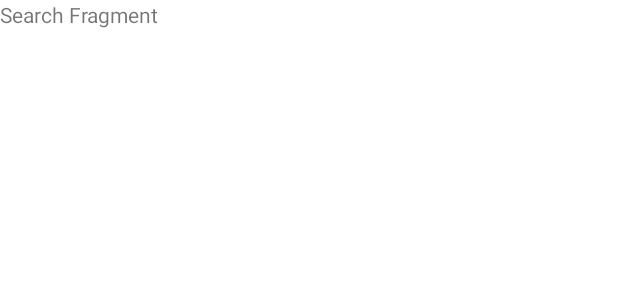
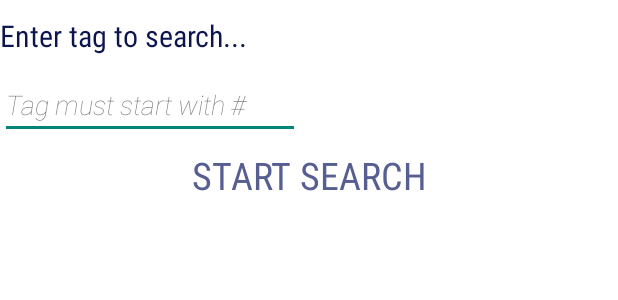
Before and after one commit to EStotskaya/Idee, an Android app: the layout fragment_search.xml on its own in the app's theme, with its tools: preview values and no code run, on a phone screen of 412 x 824 dp. Shown: the top 300 px of the screen. Run offline under Robolectric (Android 15) with nearby library versions, the phone set to English and light mode, and no system bars.

Commit message:
idea saves to local DB in offline mode; search fragment layout; added GSON

```diff
--- a/android/app/build.gradle
+++ b/android/app/build.gradle
@@ -23,4 +23,5 @@ dependencies {
     compile fileTree(dir: 'libs', include: ['*.jar'])
     compile 'com.android.support:appcompat-v7:23.1.1'
     compile 'com.jakewharton:butterknife:7.0.1'
+    compile 'com.google.code.gson:gson:2.2.4'
 }
--- a/android/app/src/main/AndroidManifest.xml
+++ b/android/app/src/main/AndroidManifest.xml
@@ -4,6 +4,8 @@
 
     <uses-permission
         android:name="android.permission.INTERNET"/>
+    <uses-permission
+        android:name="android.permission.ACCESS_NETWORK_STATE" />
 
     <application
         android:allowBackup="true"
--- a/android/app/src/main/res/layout/fragment_new_idea.xml
+++ b/android/app/src/main/res/layout/fragment_new_idea.xml
@@ -13,6 +13,7 @@
         <EditText android:layout_width="match_parent"
             android:layout_height="100dp"
             android:hint="@string/new_idea_body"
+            android:paddingLeft="10dp"
             android:fontFamily="sans-serif-thin"
             android:maxLength="100"
             android:id="@+id/ideaBody"
--- a/android/app/src/main/res/layout/fragment_search.xml
+++ b/android/app/src/main/res/layout/fragment_search.xml
@@ -3,8 +3,51 @@
     android:layout_height="match_parent" tools:context="com.code_and_fix.idee.SearchFragment"
     android:background="@color/WHITE">
 
-    <!-- TODO: Update blank fragment layout -->
-    <TextView android:layout_width="match_parent" android:layout_height="match_parent"
-        android:text="Search Fragment" />
+    <RelativeLayout
+        android:layout_width="match_parent"
+        android:layout_height="match_parent">
+        <TextView android:layout_width="match_parent" android:layout_height="wrap_content"
+            android:text="@string/search"
+            android:fontFamily="sans-serif-condensed"
+            android:textSize="20sp"
+            android:textColor="@color/BACK"
+            android:id="@+id/searchText"
+            android:layout_marginTop="10dp"/>
 
+        <EditText
+            android:layout_width="200dp"
+            android:layout_height="wrap_content"
+            android:id="@+id/searchTag"
+            android:layout_below="@+id/searchText"
+            android:hint="@string/search_hint"
+            android:fontFamily="sans-serif-thin"
+            android:textStyle="italic"
+            android:layout_marginTop="10dp"
+
+            />
+        <Button
+            android:layout_width="match_parent"
+            android:layout_height="wrap_content"
+            android:background="@android:color/transparent"
+            android:text="@string/start_search"
+            android:id="@+id/startSearch"
+            android:layout_below="@+id/searchTag"
+            android:textSize="25sp"
+            android:textColor="@color/LIST"
+            android:fontFamily="sans-serif-condensed"
+
+            />
+
+        <ListView
+            android:layout_width="match_parent"
+            android:layout_height="wrap_content"
+            android:layout_below="@+id/startSearch"
+            android:layout_marginTop="5dp"
+            android:id="@+id/ideasList"
+            android:headerDividersEnabled="false"
+            android:footerDividersEnabled="true">
+
+        </ListView>
+
+    </RelativeLayout>
 </FrameLayout>
--- /dev/null
+++ b/android/app/src/main/res/values/ids.xml
@@ -0,0 +1,4 @@
+<?xml version="1.0" encoding="utf-8"?>
+<resources>
+    <item name="tag" type="id"/>
+</resources>
--- a/android/app/src/main/res/values/strings.xml
+++ b/android/app/src/main/res/values/strings.xml
@@ -42,5 +42,9 @@
 
     <string name="submit">Submit idea</string>
 
+    <string name="search">Enter tag to search...</string>
+    <string name="search_hint">Tag must start with #</string>
+    <string name="start_search">Start search</string>
+
 
 </resources>
--- a/android/build.gradle
+++ b/android/build.gradle
@@ -15,5 +15,6 @@ buildscript {
 allprojects {
     repositories {
         jcenter()
+        mavenCentral()
     }
 }
```
Also changed, not shown: android/app/src/main/java/com/code_and_fix/idee/BaseHelper.java (added, +31 -0 lines), android/app/src/main/java/com/code_and_fix/idee/NewIdeaFragment.java (+96 -3 lines), android/app/src/main/res/layout/idea_cell.xml (+15 -2 lines), 1 other file. Lines whose indentation alone changed are shown as unchanged.
